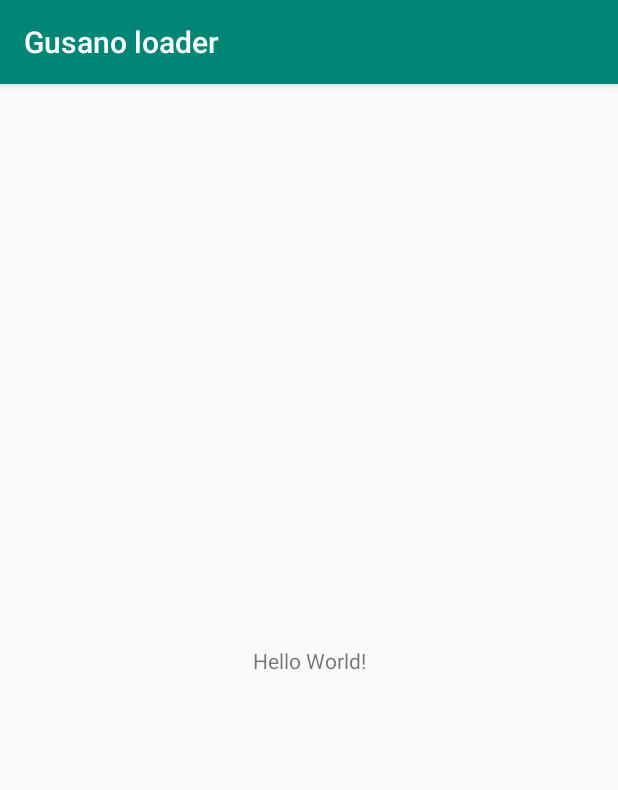
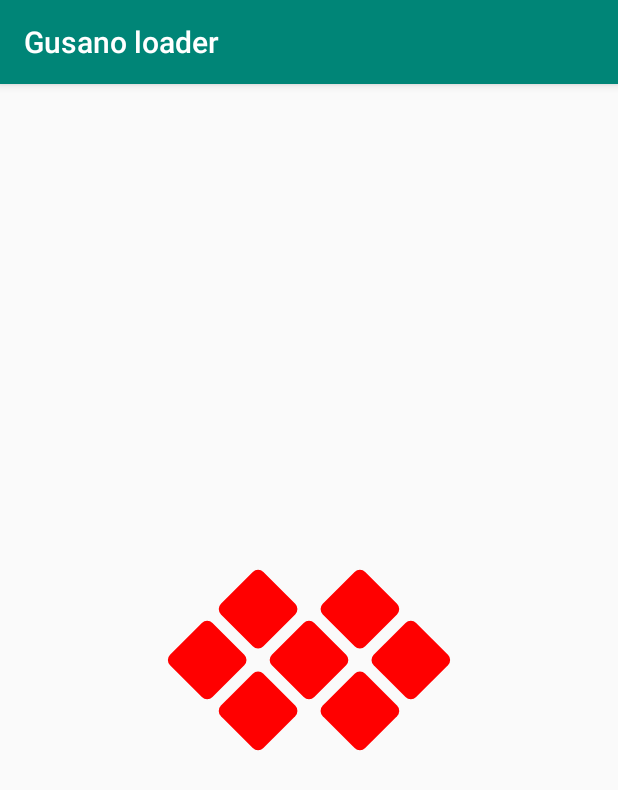
Before and after one commit to petru-sabadac/Gusano-loader, an Android app: the screen it shows after launch (MainActivity), on a phone screen of 412 x 824 dp. Shown: the top 790 px of the screen. Run offline under Robolectric (Android 15) with nearby library versions, the phone set to English and light mode, and no system bars.

Commit message:
Initial squares position

```diff
--- /dev/null
+++ b/app/src/main/java/com/sabadac/gusanoloader/GusanoLoader.kt
@@ -0,0 +1,167 @@
+package com.sabadac.gusanoloader
+
+import android.content.Context
+import android.graphics.*
+import android.util.AttributeSet
+import android.util.TypedValue
+import android.view.View
+
+class GusanoLoader @JvmOverloads constructor(
+    context: Context,
+    attrs: AttributeSet? = null,
+    defStyleAttr: Int = 0
+) : View(context, attrs, defStyleAttr) {
+
+    private val canvasSide = dpToPx(500, context)
+    private val squareSide = 40
+    private val squareDistance = 8
+    private val squareCornerRadius = 10
+
+    private val bitmapPaint = Paint(Paint.ANTI_ALIAS_FLAG)
+    private val bitmap = Bitmap.createBitmap(canvasSide.toInt(), canvasSide.toInt(), Bitmap.Config.ARGB_8888)
+    private val bitmapCanvas = Canvas(bitmap)
+
+    private val paint = Paint(Paint.ANTI_ALIAS_FLAG)
+
+    private var buttonRectF = RectF()
+
+    init {
+        paint.color = Color.RED
+    }
+
+    override fun onDraw(canvas: Canvas?) {
+        super.onDraw(canvas)
+
+
+        bitmapCanvas.save()
+        bitmapCanvas.drawColor(Color.TRANSPARENT, PorterDuff.Mode.CLEAR)
+        bitmapCanvas.rotate(45f, bitmap.width / 2f, bitmap.height / 2f)
+
+        paint.color = Color.TRANSPARENT
+        buttonRectF.left = bitmap.width / 2f - dpToPx(squareSide / 2, context) - dpToPx(squareSide, context) -
+                dpToPx(squareDistance, context)
+        buttonRectF.top = bitmap.height / 2f - dpToPx(squareSide, context) - dpToPx(squareDistance, context) -
+                dpToPx(squareSide / 2, context)
+        buttonRectF.right = bitmap.width / 2f - dpToPx(squareSide / 2, context) - dpToPx(squareDistance, context)
+        buttonRectF.bottom = bitmap.height / 2f - dpToPx(squareDistance, context) - dpToPx(squareSide / 2, context)
+        bitmapCanvas.drawRoundRect(
+            buttonRectF,
+            dpToPx(squareCornerRadius / 2, context),
+            dpToPx(squareCornerRadius / 2, context),
+            paint
+        )
+
+        paint.color = Color.RED
+        buttonRectF.left = bitmap.width / 2f - dpToPx(squareSide / 2, context)
+        buttonRectF.top = bitmap.height / 2f - dpToPx(squareSide / 2, context) - dpToPx(squareSide, context) -
+                dpToPx(squareDistance, context)
+        buttonRectF.right = bitmap.width / 2f + dpToPx(squareSide / 2, context)
+        buttonRectF.bottom = bitmap.height / 2f - dpToPx(squareDistance, context) - dpToPx(squareSide / 2, context)
+        bitmapCanvas.drawRoundRect(
+            buttonRectF,
+            dpToPx(squareCornerRadius / 2, context),
+            dpToPx(squareCornerRadius / 2, context),
+            paint
+        )
+
+        paint.color = Color.RED
+        buttonRectF.left = bitmap.width / 2f + dpToPx(squareSide / 2, context) + dpToPx(squareDistance, context)
+        buttonRectF.top = bitmap.height / 2f - dpToPx(squareSide, context) - dpToPx(squareDistance, context) -
+                dpToPx(squareSide / 2, context)
+        buttonRectF.right = bitmap.width / 2f + dpToPx(squareSide / 2, context) + dpToPx(squareDistance, context) +
+                dpToPx(squareSide, context)
+        buttonRectF.bottom = bitmap.height / 2f - dpToPx(squareDistance, context) - dpToPx(squareSide / 2, context)
+        bitmapCanvas.drawRoundRect(
+            buttonRectF,
+            dpToPx(squareCornerRadius / 2, context),
+            dpToPx(squareCornerRadius / 2, context),
+            paint
+        )
+
+        paint.color = Color.RED
+        buttonRectF.left = bitmap.width / 2f - dpToPx(squareSide / 2, context) - dpToPx(squareSide, context) -
+                dpToPx(squareDistance, context)
+        buttonRectF.top = bitmap.height / 2f - dpToPx(squareSide / 2, context)
+        buttonRectF.right = bitmap.width / 2f - dpToPx(squareSide / 2, context) - dpToPx(squareDistance, context)
+        buttonRectF.bottom = bitmap.height / 2f + dpToPx(squareSide / 2, context)
+        bitmapCanvas.drawRoundRect(
+            buttonRectF,
+            dpToPx(squareCornerRadius / 2, context),
+            dpToPx(squareCornerRadius / 2, context),
+            paint
+        )
+
+        paint.color = Color.RED
+        buttonRectF.left = (bitmap.width - dpToPx(squareSide, context)) / 2f
+        buttonRectF.top = (bitmap.height - dpToPx(squareSide, context)) / 2f
+        buttonRectF.right = (bitmap.width + dpToPx(squareSide, context)) / 2f
+        buttonRectF.bottom = (bitmap.height + dpToPx(squareSide, context)) / 2f
+        bitmapCanvas.drawRoundRect(
+            buttonRectF,
+            dpToPx(squareCornerRadius / 2, context),
+            dpToPx(squareCornerRadius / 2, context),
+            paint
+        )
+
+        paint.color = Color.RED
+        buttonRectF.left = bitmap.width / 2f + dpToPx(squareSide / 2, context) + dpToPx(squareDistance, context)
+        buttonRectF.top = bitmap.height / 2f - dpToPx(squareSide / 2, context)
+        buttonRectF.right = bitmap.width / 2f + dpToPx(squareSide / 2, context) + dpToPx(squareDistance, context) +
+                dpToPx(squareSide, context)
+        buttonRectF.bottom = bitmap.height / 2f + dpToPx(squareSide / 2, context)
+        bitmapCanvas.drawRoundRect(
+            buttonRectF,
+            dpToPx(squareCornerRadius / 2, context),
+            dpToPx(squareCornerRadius / 2, context),
+            paint
+        )
+
+        paint.color = Color.RED
+        buttonRectF.left = bitmap.width / 2f - dpToPx(squareSide / 2, context) - dpToPx(squareSide, context) -
+                dpToPx(squareDistance, context)
+        buttonRectF.top = bitmap.height / 2f + dpToPx(squareSide / 2, context) + dpToPx(squareDistance, context)
+        buttonRectF.right = bitmap.width / 2f - dpToPx(squareSide / 2, context) - dpToPx(squareDistance, context)
+        buttonRectF.bottom = bitmap.height / 2f + dpToPx(squareSide / 2, context) + dpToPx(squareDistance, context) +
+                dpToPx(squareSide, context)
+        bitmapCanvas.drawRoundRect(
+            buttonRectF,
+            dpToPx(squareCornerRadius / 2, context),
+            dpToPx(squareCornerRadius / 2, context),
+            paint
+        )
+
+        paint.color = Color.RED
+        buttonRectF.left = (bitmap.width - dpToPx(squareSide, context)) / 2f
+        buttonRectF.top = bitmap.height / 2f + dpToPx(squareSide / 2, context) + dpToPx(squareDistance, context)
+        buttonRectF.right = (bitmap.width + dpToPx(squareSide, context)) / 2f
+        buttonRectF.bottom = bitmap.height / 2f + dpToPx(squareSide / 2, context) + dpToPx(squareDistance, context) +
+                dpToPx(squareSide, context)
+        bitmapCanvas.drawRoundRect(
+            buttonRectF,
+            dpToPx(squareCornerRadius / 2, context),
+            dpToPx(squareCornerRadius / 2, context),
+            paint
+        )
+
+        paint.color = Color.TRANSPARENT
+        buttonRectF.left = bitmap.width / 2f + dpToPx(squareSide / 2, context) + dpToPx(squareDistance, context)
+        buttonRectF.top = bitmap.height / 2f + dpToPx(squareSide / 2, context) + dpToPx(squareDistance, context)
+        buttonRectF.right = bitmap.width / 2f + dpToPx(squareSide / 2, context) + dpToPx(squareDistance, context) +
+                dpToPx(squareSide, context)
+        buttonRectF.bottom = bitmap.height / 2f + dpToPx(squareSide / 2, context) + dpToPx(squareDistance, context) +
+                dpToPx(squareSide, context)
+        bitmapCanvas.drawRoundRect(
+            buttonRectF,
+            dpToPx(squareCornerRadius / 2, context),
+            dpToPx(squareCornerRadius / 2, context),
+            paint
+        )
+
+        canvas?.drawBitmap(bitmap, (width - bitmap.width) / 2f, (height - bitmap.height) / 2f, bitmapPaint)
+
+        bitmapCanvas.restore()
+    }
+
+    private fun dpToPx(dp: Int, context: Context): Float =
+        TypedValue.applyDimension(TypedValue.COMPLEX_UNIT_DIP, dp.toFloat(), context.resources.displayMetrics)
+}
--- a/app/src/main/res/layout/activity_main.xml
+++ b/app/src/main/res/layout/activity_main.xml
@@ -7,10 +7,9 @@
         android:layout_height="match_parent"
         tools:context=".MainActivity">
 
-    <TextView
-            android:layout_width="wrap_content"
-            android:layout_height="wrap_content"
-            android:text="Hello World!"
+    <com.sabadac.gusanoloader.GusanoLoader
+            android:layout_width="0dp"
+            android:layout_height="0dp"
             app:layout_constraintBottom_toBottomOf="parent"
             app:layout_constraintLeft_toLeftOf="parent"
             app:layout_constraintRight_toRightOf="parent"
```
